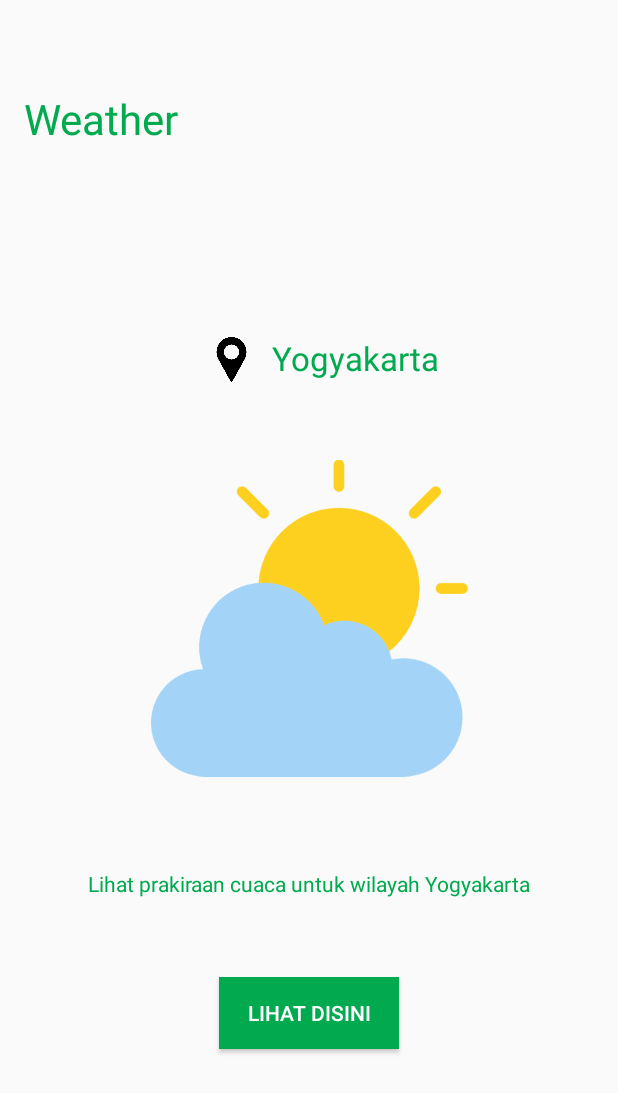
After one commit to rmzq/cahaya-qalbu, an Android app: the weather screen opened directly, with no data from a screen before it, on a phone screen of 412 x 824 dp. The commit adds this screen. Shown: the top 1093 px of the screen. Run offline under Robolectric (Android 15) with nearby library versions, the phone set to English and light mode, and no system bars.

Commit message:
fitur weather dari fachry

```diff
--- a/E-Pertanian/app/src/main/AndroidManifest.xml
+++ b/E-Pertanian/app/src/main/AndroidManifest.xml
@@ -17,6 +17,7 @@
         <activity android:name=".irigasi.Irigasi" />
         <activity android:name=".watering.WateringPause" />
         <activity android:name=".watering.Watering" />
+        <activity android:name=".weather.weather"/>
         <activity android:name=".Login">
 
 
--- a/E-Pertanian/app/src/main/java/com/example/e_pertanian/fragments/HomeFragment.java
+++ b/E-Pertanian/app/src/main/java/com/example/e_pertanian/fragments/HomeFragment.java
@@ -21,13 +21,14 @@ import com.example.e_pertanian.R;
 import com.example.e_pertanian.model.Schedule;
 import com.example.e_pertanian.schedule.SchedulingActivity;
 import com.example.e_pertanian.watering.Watering;
+import com.example.e_pertanian.weather.weather;
 import com.google.firebase.auth.FirebaseAuth;
 
 
 public class HomeFragment extends Fragment {
 
     Button btnLogout;
-    FrameLayout schedule, watering,irigasi;
+    FrameLayout schedule, watering,irigasi, weather;
     FirebaseAuth mFirebaseAuth;
     private FirebaseAuth.AuthStateListener mAuthStateListener;
 
@@ -43,6 +44,7 @@ public class HomeFragment extends Fragment {
         schedule = (FrameLayout) getActivity().findViewById(R.id.scheduling);
         watering = (FrameLayout) getActivity().findViewById(R.id.watering);
         irigasi = (FrameLayout)getActivity().findViewById(R.id.irigasi);
+        weather = (FrameLayout)getActivity().findViewById(R.id.weather);
 
 
         btnLogout.setOnClickListener(new View.OnClickListener() {
@@ -81,6 +83,14 @@ public class HomeFragment extends Fragment {
                 startActivity(intToMain);
             }
         });
+
+        weather.setOnClickListener(new View.OnClickListener() {
+            @Override
+            public void onClick(View v) {
+                Intent intToMain = new Intent(getActivity(), weather.class);
+                startActivity(intToMain);
+            }
+        });
     }
 
     @Override
--- /dev/null
+++ b/E-Pertanian/app/src/main/java/com/example/e_pertanian/weather/weather.java
@@ -0,0 +1,25 @@
+package com.example.e_pertanian.weather;
+
+import android.content.Intent;
+import android.net.Uri;
+import android.os.Bundle;
+import android.view.View;
+
+import androidx.appcompat.app.AppCompatActivity;
+
+import com.example.e_pertanian.R;
+
+public class weather extends AppCompatActivity {
+
+    @Override
+    protected void onCreate(Bundle savedInstanceState) {
+        super.onCreate(savedInstanceState);
+        setContentView(R.layout.activity_weather);
+    }
+
+    public void Lihat_cuaca(View view) {
+        Intent intent = new Intent(Intent.ACTION_VIEW);
+        intent.setData(Uri.parse("https://www.bmkg.go.id/cuaca/prakiraan-cuaca-indonesia.bmkg?Prov=06&NamaProv=DI%20Yogyakarta"));
+        startActivity(intent);
+    }
+}
--- /dev/null
+++ b/E-Pertanian/app/src/main/res/layout-v21/activity_weather.xml
@@ -0,0 +1,83 @@
+<?xml version="1.0" encoding="utf-8"?>
+<androidx.constraintlayout.widget.ConstraintLayout xmlns:android="http://schemas.android.com/apk/res/android"
+    xmlns:app="http://schemas.android.com/apk/res-auto"
+    xmlns:tools="http://schemas.android.com/tools"
+    android:layout_width="match_parent"
+    android:layout_height="match_parent"
+    tools:context=".weather.weather">
+
+    <TextView
+        android:id="@+id/text_weather"
+        android:layout_width="wrap_content"
+        android:layout_height="wrap_content"
+        android:text="Weather"
+        android:textColor="#01AA4F"
+        android:textSize="28sp"
+        app:layout_constraintBottom_toBottomOf="parent"
+        app:layout_constraintEnd_toEndOf="parent"
+        app:layout_constraintHorizontal_bias="0.052"
+        app:layout_constraintStart_toStartOf="parent"
+        app:layout_constraintTop_toTopOf="parent"
+        app:layout_constraintVertical_bias="0.076" />
+
+    <ImageView
+        android:id="@+id/image_cloud"
+        android:layout_width="211dp"
+        android:layout_height="229dp"
+        app:layout_constraintBottom_toBottomOf="parent"
+        app:layout_constraintEnd_toEndOf="parent"
+        app:layout_constraintStart_toStartOf="parent"
+        app:layout_constraintTop_toTopOf="parent"
+        app:srcCompat="@drawable/cloudy" />
+
+    <TextView
+        android:id="@+id/text_lokasi"
+        android:layout_width="wrap_content"
+        android:layout_height="wrap_content"
+        android:text="Yogyakarta"
+        android:textColor="#01AA4F"
+        android:textSize="22sp"
+        app:layout_constraintBottom_toTopOf="@+id/image_cloud"
+        app:layout_constraintEnd_toEndOf="parent"
+        app:layout_constraintHorizontal_bias="0.603"
+        app:layout_constraintStart_toStartOf="parent"
+        app:layout_constraintTop_toTopOf="parent"
+        app:layout_constraintVertical_bias="0.837" />
+
+    <Button
+        android:id="@+id/button_lihat_cuaca"
+        android:layout_width="120dp"
+        android:layout_height="48dp"
+        android:background="#01AA4F"
+        android:text="lihat disini"
+        android:textColor="#FFFFFF"
+        app:layout_constraintBottom_toBottomOf="parent"
+        app:layout_constraintEnd_toEndOf="parent"
+        app:layout_constraintStart_toStartOf="parent"
+        app:layout_constraintTop_toBottomOf="@+id/image_cloud"
+        android:onClick="Lihat_cuaca"/>
+
+    <TextView
+        android:id="@+id/text_lihat_disini"
+        android:layout_width="wrap_content"
+        android:layout_height="wrap_content"
+        android:text="Lihat prakiraan cuaca untuk wilayah Yogyakarta"
+        android:textColor="#01AA4F"
+        app:layout_constraintBottom_toTopOf="@+id/button_lihat_cuaca"
+        app:layout_constraintEnd_toEndOf="parent"
+        app:layout_constraintStart_toStartOf="parent"
+        app:layout_constraintTop_toBottomOf="@+id/image_cloud" />
+
+    <ImageView
+        android:id="@+id/imageView3"
+        android:layout_width="30dp"
+        android:layout_height="30dp"
+        app:layout_constraintBottom_toTopOf="@+id/image_cloud"
+        app:layout_constraintEnd_toStartOf="@+id/text_lokasi"
+        app:layout_constraintHorizontal_bias="0.92"
+        app:layout_constraintStart_toStartOf="parent"
+        app:layout_constraintTop_toTopOf="parent"
+        app:layout_constraintVertical_bias="0.841"
+        app:srcCompat="@drawable/pin" />
+
+</androidx.constraintlayout.widget.ConstraintLayout>
--- a/E-Pertanian/app/src/main/res/layout/fragment_home.xml
+++ b/E-Pertanian/app/src/main/res/layout/fragment_home.xml
@@ -158,7 +158,8 @@
                     android:layout_width="150dp"
                     android:layout_height="150dp"
                     android:background="#AEACAC"
-                    android:padding="10dp">
+                    android:padding="10dp"
+                    android:id="@+id/weather">
 
                     <ImageView
                         android:layout_width="100dp"
```
Also changed, not shown: E-Pertanian/app/src/main/res/drawable/cloudy.png (added), E-Pertanian/app/src/main/res/drawable/pin.png (added).
